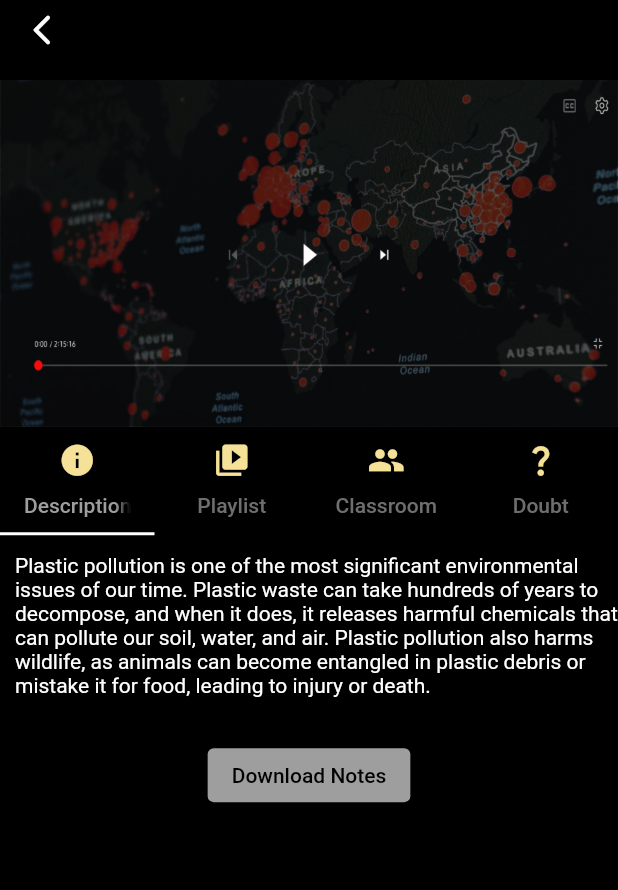
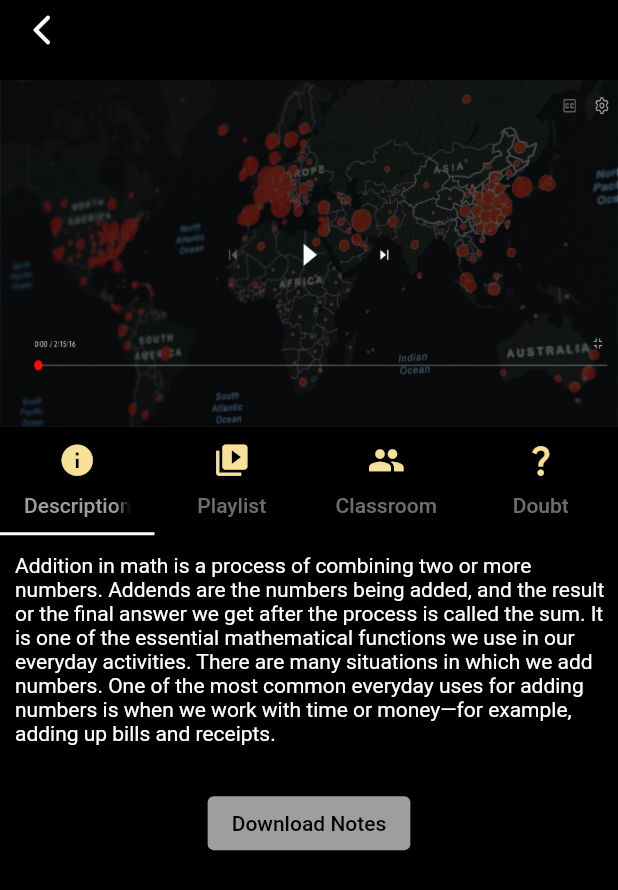
Before and after one commit to ankush-org/Vidyagama--GDSC-Solution-Challenge-2023, a Flutter app: the VideoPlayerHome screen opened directly, on a phone screen of 412 x 824 dp. Shown: the top 890 px of the screen. Run offline on Flutter 3.47's test engine with Material 2 defaults, Android fonts, the light colour scheme and no system bars; our stand-ins replace firebase_auth, firebase_core, flutter_riverpod, font_awesome_flutter, go_router, google_fonts and 6 more; missing offline and left inert: chat_gpt_sdk; accounts and stored records are empty; network calls fail; Roboto replaces fonts that are missing (Ubuntu).

Commit message:
final optimizations

```diff
--- a/lib/Pages/Auth/P0_startup.dart
+++ b/lib/Pages/Auth/P0_startup.dart
@@ -2,7 +2,9 @@ import 'package:flutter/gestures.dart';
 import 'package:flutter/material.dart';
 import 'package:flutter_riverpod/flutter_riverpod.dart';
 import 'package:gsc/Pages/Auth/P2A_sign_up.dart';
+import 'package:gsc/Pages/Auth/P2B_topics.dart';
 import 'package:gsc/Pages/Auth/auth_google.dart';
+import 'package:gsc/Pages/BaseScaffold.dart';
 import '../../Backend/Data/state_management.dart';
 import 'package:firebase_core/firebase_core.dart';
 import 'package:firebase_auth/firebase_auth.dart';
@@ -153,6 +155,9 @@ class _P0State extends ConsumerState<InitPage> {
                   style: const TextStyle(color: Colors.white),
                   controller: _textControllerPassword,
                   onSubmitted: (val) {
+                    Navigator.of(context).pushReplacement(MaterialPageRoute(
+                      builder: (BuildContext context) => const HomeScaffold(),
+                    ));
                     setState(
                       () {
                         if (_textControllerPassword.text != '') {
--- a/lib/Pages/Home/P3B_video_player.dart
+++ b/lib/Pages/Home/P3B_video_player.dart
@@ -36,8 +36,7 @@ class _VideoPlayerHomeState extends State<VideoPlayerHome> {
     //Prompting for Quesn Generation
     print('pressed'); //Debug
     final request = CompleteText(
-        prompt: 'Ask a subjective question on matter',
-        model: kTranslateModelV3);
+        prompt: 'Ask a question on basic addition', model: kTranslateModelV3);
     final response = await chatGPT!.onCompleteText(request: request);
     print(response!.choices[0].text); //Debug
     setState(
@@ -71,7 +70,7 @@ class _VideoPlayerHomeState extends State<VideoPlayerHome> {
     //prompting for an answer review
     final request2 = CompleteText(
       prompt:
-          'analyze and tell if answer - $answer is correct answer to question - $mcq, and also explain why I am wrong and give me a percentage score',
+          'Just tell if "${int.parse(answer.toString())}" is correct answer to the question "$mcq", and give me a percentage score, do not explain the solution',
       model: kTranslateModelV3,
     );
     final response = await chatGPT!.onCompleteText(request: request2);
@@ -202,7 +201,7 @@ class _VideoPlayerHomeState extends State<VideoPlayerHome> {
                         Padding(
                           padding: const EdgeInsets.only(top: 12.0, left: 10),
                           child: Text(
-                            'Plastic pollution is one of the most significant environmental issues of our time. Plastic waste can take hundreds of years to decompose, and when it does, it releases harmful chemicals that can pollute our soil, water, and air. Plastic pollution also harms wildlife, as animals can become entangled in plastic debris or mistake it for food, leading to injury or death.',
+                            'Addition in math is a process of combining two or more numbers. Addends are the numbers being added, and the result or the final answer we get after the process is called the sum. It is one of the essential mathematical functions we use in our everyday activities. There are many situations in which we add numbers. One of the most common everyday uses for adding numbers is when we work with time or money—for example, adding up bills and receipts.',
                             style: GoogleFonts.ubuntu(color: Colors.white),
                           ),
                         ),
```
Also changed, not shown: lib/Pages/Auth/P2B_topics.dart (+23 -1 lines), 2 other files.
